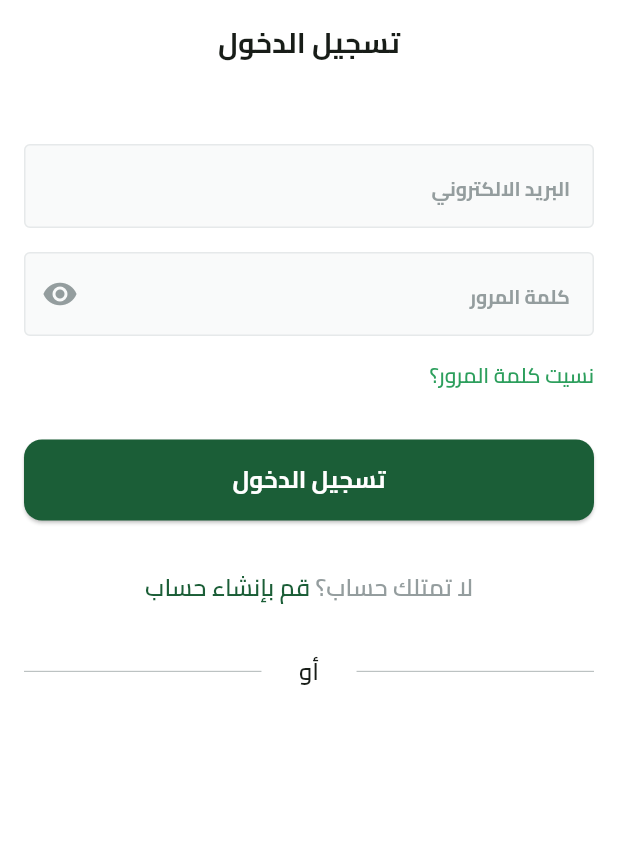
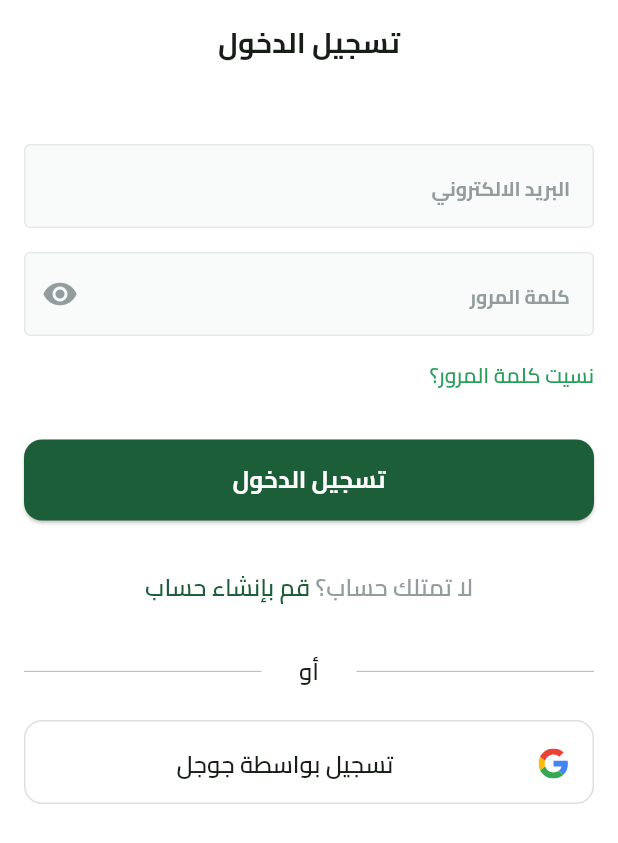
Before and after one commit to HamzaAlwajeeh/Fruits-Hub, a Flutter app: the screen it shows after launch, after a tap on "تخط", on a phone screen of 412 x 824 dp. Shown: the top 843 px of the screen. Run offline on Flutter 3.47's test engine with Material 3 defaults, Android fonts, the phone set to English and light mode, and no system bars; our stand-ins replace dots_indicator, flutter_svg, shared_preferences.

Commit message:
Add social login buttons and update login view UI

```diff
--- /dev/null
+++ b/lib/Features/auth/presentation/views/widgets/Custom_social_button.dart
@@ -0,0 +1,37 @@
+import 'package:flutter/material.dart';
+import 'package:flutter_svg/svg.dart';
+import 'package:fruits_hub/core/utils/app_text_styles.dart';
+
+class CustomSocialButton extends StatelessWidget {
+  const CustomSocialButton({
+    super.key,
+    required this.onTap,
+    required this.text,
+    required this.icon,
+  });
+  final VoidCallback onTap;
+  final String text;
+  final String icon;
+  @override
+  Widget build(BuildContext context) {
+    return SizedBox(
+      width: double.infinity,
+      height: 56,
+      child: GestureDetector(
+        onTap: onTap,
+        child: ListTile(
+          shape: RoundedRectangleBorder(
+            borderRadius: BorderRadius.circular(12),
+            side: BorderSide(width: 1, color: Color(0xffDDDFDF)),
+          ),
+          leading: SvgPicture.asset(icon),
+          title: Text(
+            text,
+            style: TextStyles.semiBold16,
+            textAlign: TextAlign.center,
+          ),
+        ),
+      ),
+    );
+  }
+}
--- a/lib/Features/auth/presentation/views/widgets/login_view_body.dart
+++ b/lib/Features/auth/presentation/views/widgets/login_view_body.dart
@@ -1,9 +1,11 @@
 import 'package:flutter/material.dart';
+import 'package:fruits_hub/Features/auth/presentation/views/widgets/Custom_social_button.dart';
 import 'package:fruits_hub/Features/auth/presentation/views/widgets/custom_or_divider.dart';
 import 'package:fruits_hub/Features/auth/presentation/views/widgets/custom_text_form_field.dart';
 import 'package:fruits_hub/Features/auth/presentation/views/widgets/dont_have_an_account_text.dart';
 import 'package:fruits_hub/core/constants/constants.dart';
 import 'package:fruits_hub/core/utils/app_colors.dart';
+import 'package:fruits_hub/core/utils/app_images.dart';
 import 'package:fruits_hub/core/utils/app_text_styles.dart';
 import 'package:fruits_hub/core/widgets/custom_button.dart';
 import 'package:fruits_hub/generated/l10n.dart';
@@ -19,12 +21,12 @@ class LoginViewBody extends StatelessWidget {
         child: Column(
           crossAxisAlignment: CrossAxisAlignment.start,
           children: [
-            SizedBox(height: 24),
+            const SizedBox(height: 24),
             CustomTextFormField(
               textInputType: TextInputType.emailAddress,
               hintText: S.of(context).Email,
             ),
-            SizedBox(height: 16),
+            const SizedBox(height: 16),
             CustomTextFormField(
               textInputType: TextInputType.visiblePassword,
               hintText: S.of(context).Password,
@@ -33,19 +35,25 @@ class LoginViewBody extends StatelessWidget {
                 color: AppColors.textgreyColor,
               ),
             ),
-            SizedBox(height: 16),
+            const SizedBox(height: 16),
             Text(
               S.of(context).ForgotPassword,
               style: TextStyles.semiBold14.copyWith(
                 color: AppColors.lightprimaryColor,
               ),
             ),
-            SizedBox(height: 33),
+            const SizedBox(height: 33),
             CustomButton(onPressed: () {}, text: S.of(context).Login),
-            SizedBox(height: 33),
+            const SizedBox(height: 33),
             DontHaveAnAccountText(),
-            SizedBox(height: 28),
+            const SizedBox(height: 28),
             CustomOrDivider(),
+            const SizedBox(height: 16),
+            CustomSocialButton(
+              onTap: () {},
+              text: S.of(context).ContinueWithGoogle,
+              icon: Assets.imagesGoogleIcon,
+            ),
           ],
         ),
       ),
--- a/lib/core/utils/app_images.dart
+++ b/lib/core/utils/app_images.dart
@@ -1,6 +1,18 @@
 // ignore_for_file: prefer_single_quotes
 class Assets {
   Assets._();
+
+  /// Assets for imagesAppleIcon
+  /// assets/images/apple_icon.svg
+  static const String imagesAppleIcon = "assets/images/apple_icon.svg";
+
+  /// Assets for imagesFacebookIcon
+  /// assets/images/facebook_icon.svg
+  static const String imagesFacebookIcon = "assets/images/facebook_icon.svg";
+
+  /// Assets for imagesGoogleIcon
+  /// assets/images/google_icon.svg
+  static const String imagesGoogleIcon = "assets/images/google_icon.svg";
 
   /// Assets for imagesHamza
   /// assets/images/Hamza.png
@@ -8,23 +20,19 @@ class Assets {
 
   /// Assets for imagesPageViewItem1Background
   /// assets/images/page_view_item1_background.svg
-  static const String imagesPageViewItem1Background =
-      "assets/images/page_view_item1_background.svg";
+  static const String imagesPageViewItem1Background = "assets/images/page_view_item1_background.svg";
 
   /// Assets for imagesPageViewItem1Image
   /// assets/images/page_view_item1_image.svg
-  static const String imagesPageViewItem1Image =
-      "assets/images/page_view_item1_image.svg";
+  static const String imagesPageViewItem1Image = "assets/images/page_view_item1_image.svg";
 
   /// Assets for imagesPageViewItem2Background
   /// assets/images/page_view_item2_background.svg
-  static const String imagesPageViewItem2Background =
-      "assets/images/page_view_item2_background.svg";
+  static const String imagesPageViewItem2Background = "assets/images/page_view_item2_background.svg";
 
   /// Assets for imagesPageViewItem2Image
   /// assets/images/page_view_item2_image.svg
-  static const String imagesPageViewItem2Image =
-      "assets/images/page_view_item2_image.svg";
+  static const String imagesPageViewItem2Image = "assets/images/page_view_item2_image.svg";
 
   /// Assets for imagesSplashBottom
   /// assets/images/splash_bottom.svg
```
